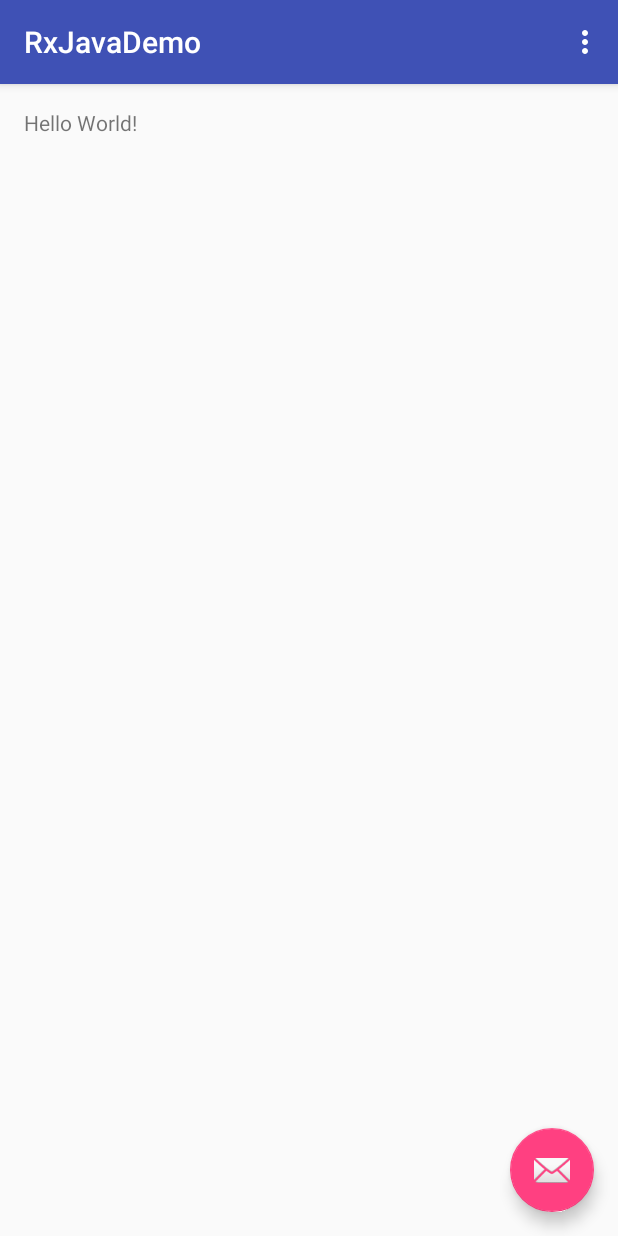
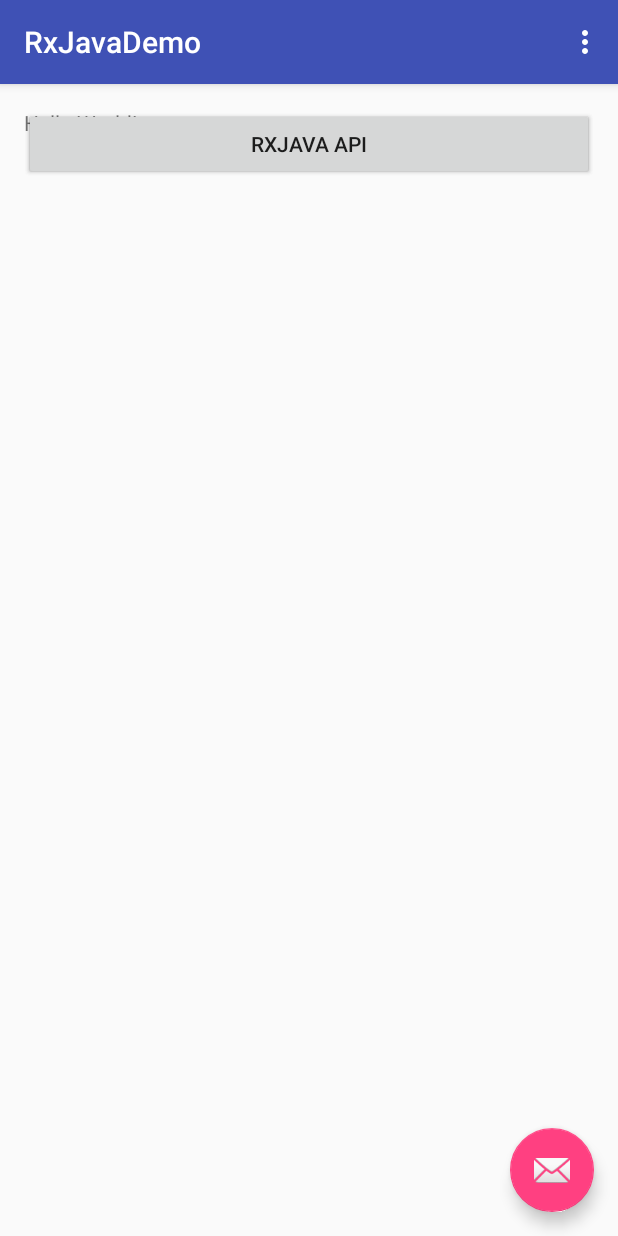
Before and after one commit to suzp1984/RxJavaDemo, an Android app: the screen it shows after launch (MainActivity), on a phone screen of 412 x 824 dp. Run offline under Robolectric (Android 15) with nearby library versions, the phone set to English and light mode, and no system bars; our stand-ins replace ButterKnife.

Commit message:
add rxjava dependency

```diff
--- a/rxjava/build.gradle
+++ b/rxjava/build.gradle
@@ -24,4 +24,7 @@ dependencies {
     testCompile 'junit:junit:4.12'
     compile 'com.android.support:appcompat-v7:23.1.0'
     compile 'com.android.support:design:23.1.0'
+    compile 'io.reactivex:rxjava:1.0.14'
+    compile 'com.jakewharton:butterknife:7.0.1'
+    compile project(':blockingapi')
 }
--- a/rxjava/src/main/res/layout/content_main.xml
+++ b/rxjava/src/main/res/layout/content_main.xml
@@ -13,7 +13,20 @@
     tools:showIn="@layout/activity_main">
 
     <TextView
+        android:id="@+id/res"
         android:layout_width="wrap_content"
         android:layout_height="wrap_content"
         android:text="Hello World!" />
+
+    <Button
+        android:id="@+id/blocking_api"
+        android:layout_width="match_parent"
+        android:layout_height="wrap_content"
+        android:text="@string/blocking_api"/>
+
+    <Button
+        android:id="@+id/rxjava_api"
+        android:layout_width="match_parent"
+        android:layout_height="wrap_content"
+        android:text="@string/rxjava_api"/>
 </RelativeLayout>
--- a/rxjava/src/main/res/values/strings.xml
+++ b/rxjava/src/main/res/values/strings.xml
@@ -1,4 +1,6 @@
 <resources>
     <string name="app_name">RxJavaDemo</string>
     <string name="action_settings">Settings</string>
+    <string name="blocking_api">blocking api</string>
+    <string name="rxjava_api">rxjava api</string>
 </resources>
```
Also changed, not shown: rxjava/src/main/java/suzp1984/github/io/rxjavademo/MainActivity.java (+33 -0 lines).
